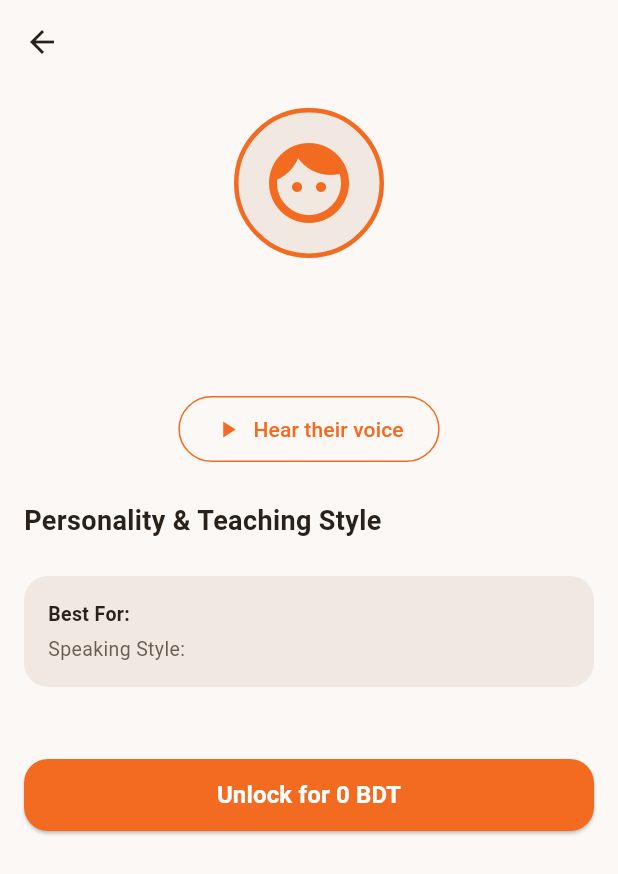
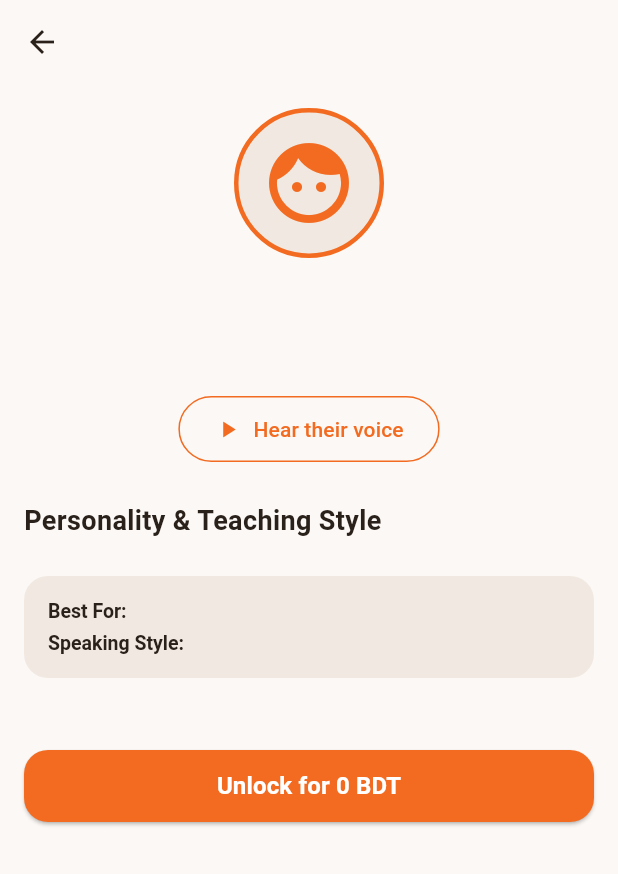
Before and after one commit to ShahriarSumodro/speakaboo, a Flutter app: the CharacterDetailScreen screen opened directly with empty values, on a phone screen of 412 x 824 dp. Shown: the top 874 px of the screen. Run offline on Flutter 3.47's test engine with Material 3 defaults, Android fonts, the phone set to English and light mode, and no system bars; our stand-ins replace audioplayers, shared_preferences; missing offline and left inert: record; accounts and stored records are empty; network calls fail.

Commit message:
fix(characters): populate vocabulary focus and ensure WCAG AA contrast across themes

```diff
--- a/app/lib/screens/character_detail_screen.dart
+++ b/app/lib/screens/character_detail_screen.dart
@@ -290,29 +290,52 @@ class _CharacterDetailScreenState extends State<CharacterDetailScreen> {
             child: Column(
               crossAxisAlignment: CrossAxisAlignment.start,
               children: [
-                Text(
-                  'Best For: ${c.bestFor}',
-                  style: TextStyle(
-                    fontWeight: FontWeight.bold,
-                    fontSize: 13,
-                    color: colors.textPrimary,
+                RichText(
+                  text: TextSpan(
+                    style: TextStyle(fontSize: 13, color: colors.textPrimary),
+                    children: [
+                      const TextSpan(
+                        text: 'Best For: ',
+                        style: TextStyle(fontWeight: FontWeight.bold),
+                      ),
+                      TextSpan(
+                        text: c.bestFor,
+                        style: TextStyle(color: colors.textSecondary),
+                      ),
+                    ],
                   ),
                 ),
-                const SizedBox(height: 4),
-                Text(
-                  'Speaking Style: ${c.speakingStyle}',
-                  style: TextStyle(
-                    fontSize: 13,
-                    color: colors.textSecondary,
+                const SizedBox(height: 6),
+                RichText(
+                  text: TextSpan(
+                    style: TextStyle(fontSize: 13, color: colors.textPrimary),
+                    children: [
+                      const TextSpan(
+                        text: 'Speaking Style: ',
+                        style: TextStyle(fontWeight: FontWeight.bold),
+                      ),
+                      TextSpan(
+                        text: c.speakingStyle,
+                        style: TextStyle(color: colors.textSecondary),
+                      ),
+                    ],
                   ),
                 ),
                 if (c.vocabularyFocus.trim().isNotEmpty) ...[
-                  const SizedBox(height: 4),
-                  Text(
-                    'Vocabulary Focus: ${c.vocabularyFocus}',
-                    style: TextStyle(
-                      fontSize: 13,
-                      color: colors.textSecondary,
+                  const SizedBox(height: 6),
+                  RichText(
+                    text: TextSpan(
+                      style: TextStyle(fontSize: 13, color: colors.textPrimary),
+                      children: [
+                        const TextSpan(
+                          text: 'Vocabulary Focus: ',
+                          style: TextStyle(fontWeight: FontWeight.bold),
+                        ),
+                        TextSpan(
+                          text: c.vocabularyFocus,
+                          style: TextStyle(color: colors.textSecondary),
+                        ),
+                      ],
                     ),
                   ),
                 ],
```
Also changed, not shown: 8 other files.
